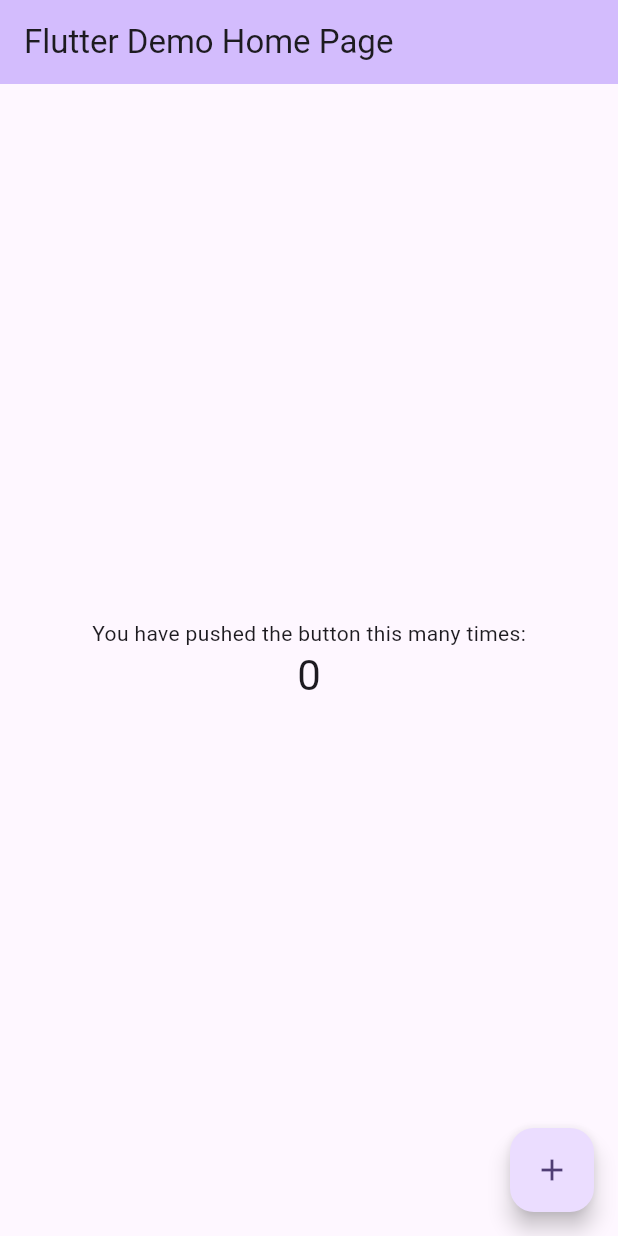
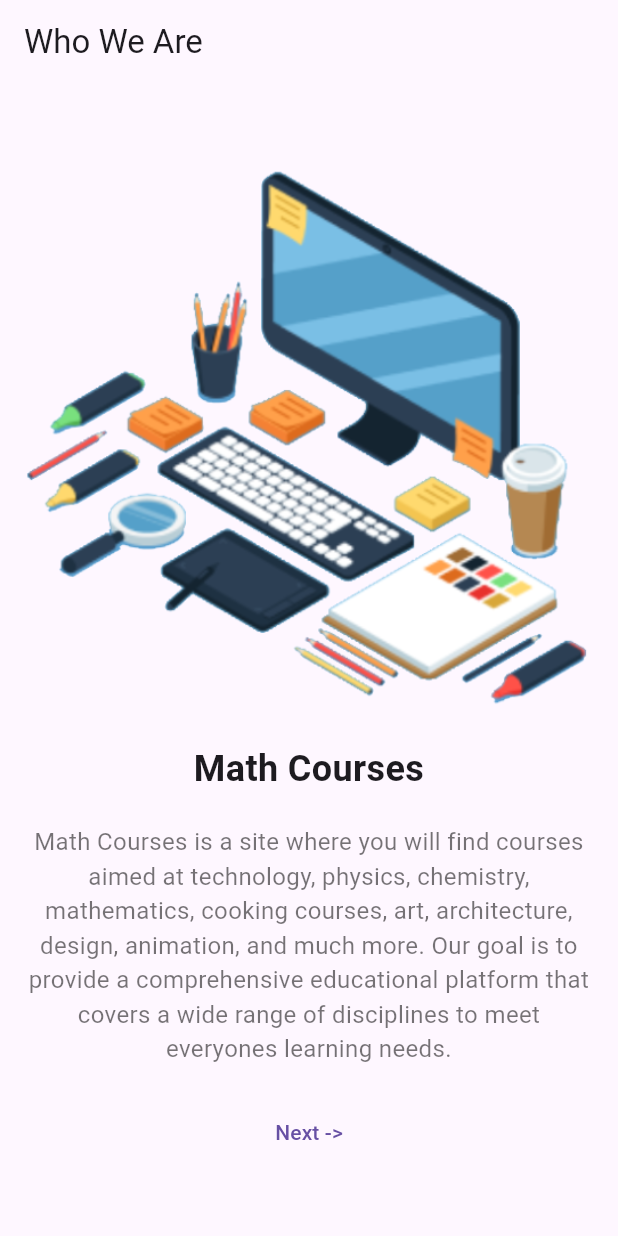
Before and after one commit to ARKCODEsa/mathcourses, a Flutter app: the screen it shows after launch, on a phone screen of 412 x 824 dp. Run offline on Flutter 3.47's test engine with Material 3 defaults, Android fonts, the phone set to English and light mode, and no system bars; our stand-ins replace sqflite; accounts and stored records are empty.

Commit message:
app de cursos

```diff
--- a/lib/main.dart
+++ b/lib/main.dart
@@ -1,4 +1,12 @@
+//importaciones necesarias
+import 'dart:developer';
+
 import 'package:flutter/material.dart';
+import 'package:mathcourses/sign_in/sign_In.dart';
+import 'package:mathcourses/sign_up/sign_Up.dart';
+import 'package:mathcourses/splash/Splash.dart';
+import 'package:mathcourses/who_we_are/Who_we_are.dart';
+import 'package:mathcourses/services/Services.dart';
 
 void main() {
   runApp(const MyApp());
@@ -7,119 +15,18 @@
 class MyApp extends StatelessWidget {
   const MyApp({super.key});
 
-  // This widget is the root of your application.
   @override
   Widget build(BuildContext context) {
     return MaterialApp(
-      title: 'Flutter Demo',
-      theme: ThemeData(
-        // This is the theme of your application.
-        //
-        // TRY THIS: Try running your application with "flutter run". You'll see
-        // the application has a purple toolbar. Then, without quitting the app,
-        // try changing the seedColor in the colorScheme below to Colors.green
-        // and then invoke "hot reload" (save your changes or press the "hot
-        // reload" button in a Flutter-supported IDE, or press "r" if you used
-        // the command line to start the app).
-        //
-        // Notice that the counter didn't reset back to zero; the application
-        // state is not lost during the reload. To reset the state, use hot
-        // restart instead.
-        //
-        // This works for code too, not just values: Most code changes can be
-        // tested with just a hot reload.
-        colorScheme: ColorScheme.fromSeed(seedColor: Colors.deepPurple),
-        useMaterial3: true,
-      ),
-      home: const MyHomePage(title: 'Flutter Demo Home Page'),
+      title: 'Math Courses',
+      routes: {
+        '/': (context) => const Splash(),
+        '/who_we_are': (context) => const WhoWeAre(),
+        '/sign_in': (context) => const SignIn(),
+        '/sign_up': (context) => const SignUp(),
+        '/services': (context) => const Services(),
+        // Add other routes here
+      },
     );
   }
 }
-
-class MyHomePage extends StatefulWidget {
-  const MyHomePage({super.key, required this.title});
-
-  // This widget is the home page of your application. It is stateful, meaning
-  // that it has a State object (defined below) that contains fields that affect
-  // how it looks.
-
-  // This class is the configuration for the state. It holds the values (in this
-  // case the title) provided by the parent (in this case the App widget) and
-  // used by the build method of the State. Fields in a Widget subclass are
-  // always marked "final".
-
-  final String title;
-
-  @override
-  State<MyHomePage> createState() => _MyHomePageState();
-}
-
-class _MyHomePageState extends State<MyHomePage> {
-  int _counter = 0;
-
-  void _incrementCounter() {
-    setState(() {
-      // This call to setState tells the Flutter framework that something has
-      // changed in this State, which causes it to rerun the build method below
-      // so that the display can reflect the updated values. If we changed
-      // _counter without calling setState(), then the build method would not be
-      // called again, and so nothing would appear to happen.
-      _counter++;
-    });
-  }
-
-  @override
-  Widget build(BuildContext context) {
-    // This method is rerun every time setState is called, for instance as done
-    // by the _incrementCounter method above.
-    //
-    // The Flutter framework has been optimized to make rerunning build methods
-    // fast, so that you can just rebuild anything that needs updating rather
-    // than having to individually change instances of widgets.
-    return Scaffold(
-      appBar: AppBar(
-        // TRY THIS: Try changing the color here to a specific color (to
-        // Colors.amber, perhaps?) and trigger a hot reload to see the AppBar
-        // change color while the other colors stay the same.
-        backgroundColor: Theme.of(context).colorScheme.inversePrimary,
-        // Here we take the value from the MyHomePage object that was created by
-        // the App.build method, and use it to set our appbar title.
-        title: Text(widget.title),
-      ),
-      body: Center(
-        // Center is a layout widget. It takes a single child and positions it
-        // in the middle of the parent.
-        child: Column(
-          // Column is also a layout widget. It takes a list of children and
-          // arranges them vertically. By default, it sizes itself to fit its
-          // children horizontally, and tries to be as tall as its parent.
-          //
-          // Column has various properties to control how it sizes itself and
-          // how it positions its children. Here we use mainAxisAlignment to
-          // center the children vertically; the main axis here is the vertical
-          // axis because Columns are vertical (the cross axis would be
-          // horizontal).
-          //
-          // TRY THIS: Invoke "debug painting" (choose the "Toggle Debug Paint"
-          // action in the IDE, or press "p" in the console), to see the
-          // wireframe for each widget.
-          mainAxisAlignment: MainAxisAlignment.center,
-          children: <Widget>[
-            const Text(
-              'You have pushed the button this many times:',
-            ),
-            Text(
-              '$_counter',
-              style: Theme.of(context).textTheme.headlineMedium,
-            ),
-          ],
-        ),
-      ),
-      floatingActionButton: FloatingActionButton(
-        onPressed: _incrementCounter,
-        tooltip: 'Increment',
-        child: const Icon(Icons.add),
-      ), // This trailing comma makes auto-formatting nicer for build methods.
-    );
-  }
-}
--- /dev/null
+++ b/lib/splash/Splash.dart
@@ -0,0 +1,36 @@
+import 'package:flutter/material.dart';
+import 'dart:async';
+import 'package:mathcourses/who_we_are/Who_we_are.dart';
+
+class Splash extends StatefulWidget {
+  const Splash({super.key});
+
+  @override
+  _SplashState createState() => _SplashState();
+}
+
+class _SplashState extends State<Splash> {
+  @override
+  void initState() {
+    super.initState();
+    Timer(const Duration(seconds: 5), () {
+      Navigator.of(context).pushReplacement(
+        MaterialPageRoute(builder: (context) => const WhoWeAre()),
+      );
+    });
+  }
+
+  @override
+  Widget build(BuildContext context) {
+    return const MaterialApp(
+      title: 'Math Courses',
+      home: Scaffold(
+        body: Center(
+          child: Image(
+            image: AssetImage('lib/images/logo.png'),
+          ),
+        ),
+      ),
+    );
+  }
+}
--- /dev/null
+++ b/lib/who_we_are/Who_we_are.dart
@@ -0,0 +1,51 @@
+import 'package:flutter/material.dart';
+
+class WhoWeAre extends StatelessWidget {
+  const WhoWeAre({super.key});
+
+  @override
+  Widget build(BuildContext context) {
+    return Scaffold(
+      appBar: AppBar(
+        title: const Text('Who We Are'),
+      ),
+      body: Padding(
+        padding: const EdgeInsets.all(16.0),
+        child: Column(
+          mainAxisAlignment: MainAxisAlignment.center,
+          crossAxisAlignment: CrossAxisAlignment.stretch,
+          children: [
+            Image.asset('lib/images/who_we_are.png'),
+            const SizedBox(height: 20.0),
+            const Text(
+              'Math Courses',
+              style: TextStyle(
+                fontSize: 24.0,
+                fontWeight: FontWeight.bold,
+              ),
+              textAlign: TextAlign.center,
+            ),
+            const SizedBox(height: 20.0),
+            const Text(
+              'Math Courses is a site where you will find courses aimed at technology, physics, chemistry, mathematics, cooking courses, art, '
+                  'architecture, design, animation, and much more. Our goal is to provide a comprehensive educational platform that covers a wide '
+                  'range of disciplines to meet everyone''s learning needs.',
+              style: TextStyle(
+                fontSize: 16.0,
+                color: Colors.black54,
+              ),
+              textAlign: TextAlign.center,
+            ),
+            const SizedBox(height: 20.0),
+            TextButton(
+              onPressed: () {
+                Navigator.pushNamed(context, '/sign_in');
+              },
+              child: const Text('Next ->'),
+            ),
+          ],
+        ),
+      ),
+    );
+  }
+}
```
Also changed, not shown: lib/bd/conexion.dart (added, +79 -0 lines), lib/services/Services.dart (added, +46 -0 lines), lib/sign_in/sign_In.dart (added, +114 -0 lines), lib/sign_up/sign_Up.dart (added, +143 -0 lines), pubspec.yaml (+9 -1 lines), lib/images/logo.png (added), lib/images/sign_in.png (added), lib/images/sign_up.png (added), lib/images/who_we_are.png (added), pubspec.lock.
